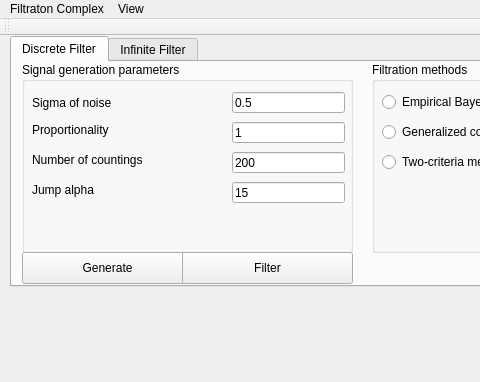
First picture: the form in mainwindow.ui, repository ilyamisyura/filtrationcomplex, before the edit; both pictures show x 0 to 480 and y 0 to 382 of the 938 by 684 pixel window.
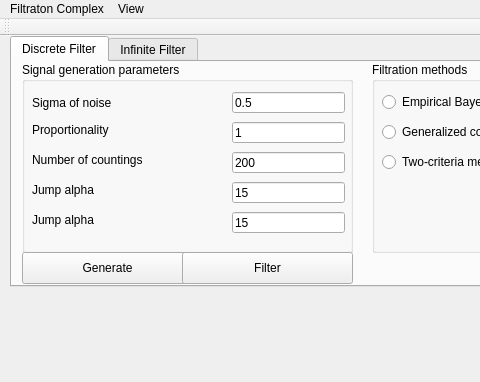
Second picture: the form after the edit. Custom widgets are drawn as their Qt base class.

Patch:
```diff
--- a/mainwindow.ui
+++ b/mainwindow.ui
@@ -158,6 +158,35 @@
         <string>15</string>
        </property>
       </widget>
+      <widget class="QLabel" name="label_13">
+       <property name="geometry">
+        <rect>
+         <x>10</x>
+         <y>150</y>
+         <width>151</width>
+         <height>16</height>
+        </rect>
+       </property>
+       <property name="text">
+        <string>Jump alpha</string>
+       </property>
+      </widget>
+      <widget class="QLineEdit" name="jumpAlphaLineEdit_2">
+       <property name="geometry">
+        <rect>
+         <x>210</x>
+         <y>150</y>
+         <width>113</width>
+         <height>21</height>
+        </rect>
+       </property>
+       <property name="cursor">
+        <cursorShape>IBeamCursor</cursorShape>
+       </property>
+       <property name="text">
+        <string>15</string>
+       </property>
+      </widget>
      </widget>
      <widget class="QPushButton" name="simpleGeneratorButton">
       <property name="geometry">
```
